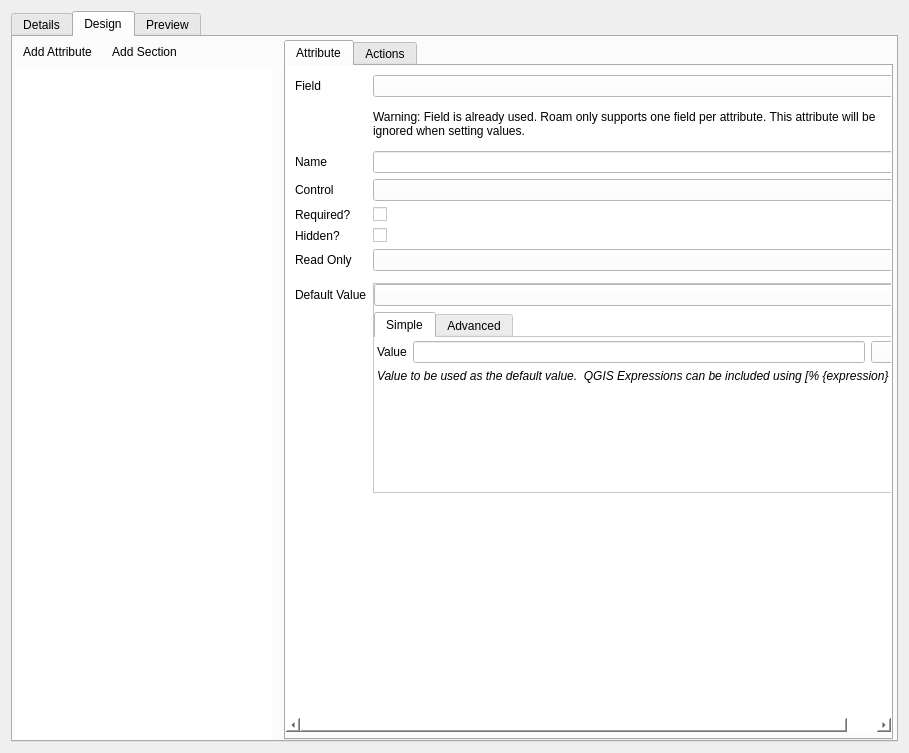
Old version of the form src/configmanager/ui/nodewidgets/ui_formwidget.ui in the repository roam-qgis/Roam.
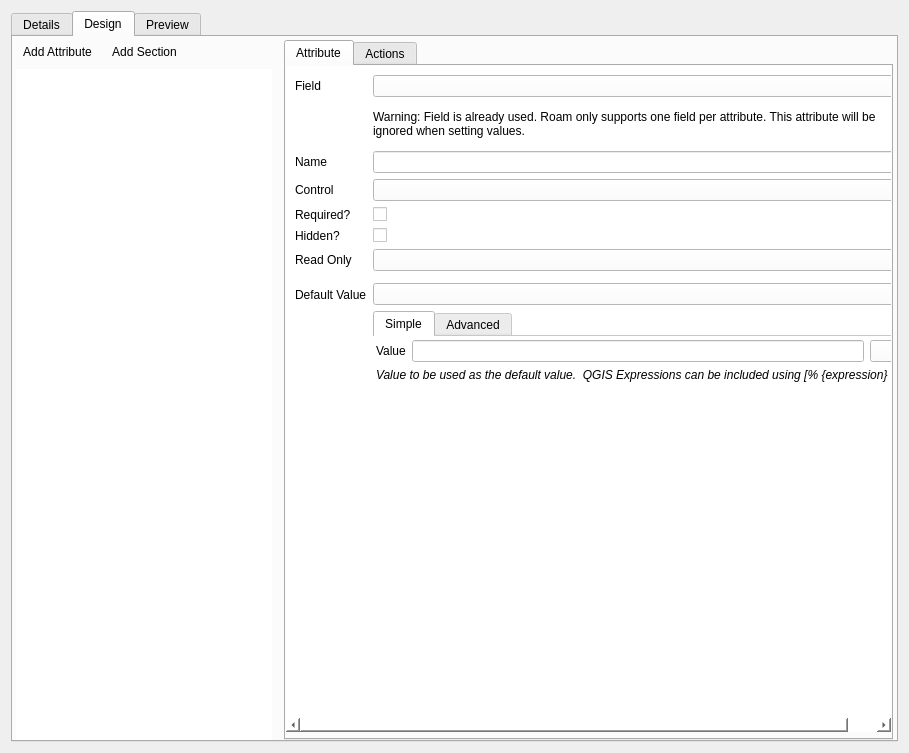
New version of the form. Icons and pictures are not drawn. Custom widgets are drawn as their Qt base class.

Commit message: No frame for you

What changed in the file:
```diff
--- a/src/configmanager/ui/nodewidgets/ui_formwidget.ui
+++ b/src/configmanager/ui/nodewidgets/ui_formwidget.ui
@@ -646,7 +646,7 @@
                    <item row="20" column="1">
                     <widget class="QFrame" name="frame_5">
                      <property name="frameShape">
-                      <enum>QFrame::StyledPanel</enum>
+                      <enum>QFrame::NoFrame</enum>
                      </property>
                      <property name="frameShadow">
                       <enum>QFrame::Raised</enum>
```
